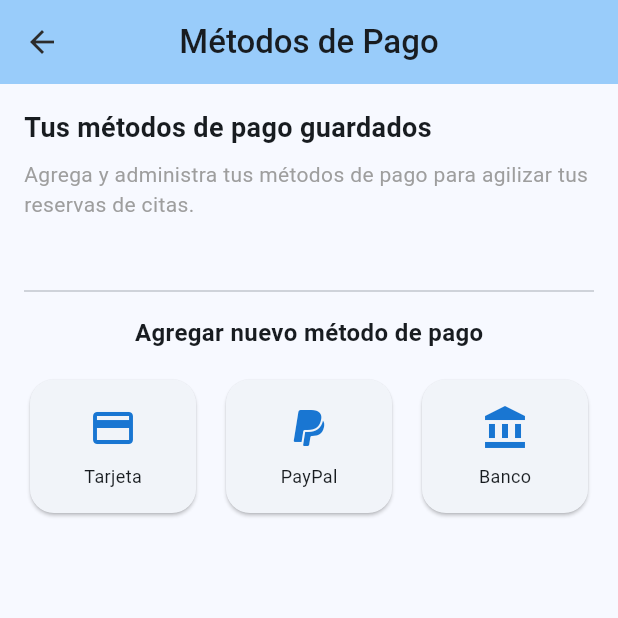
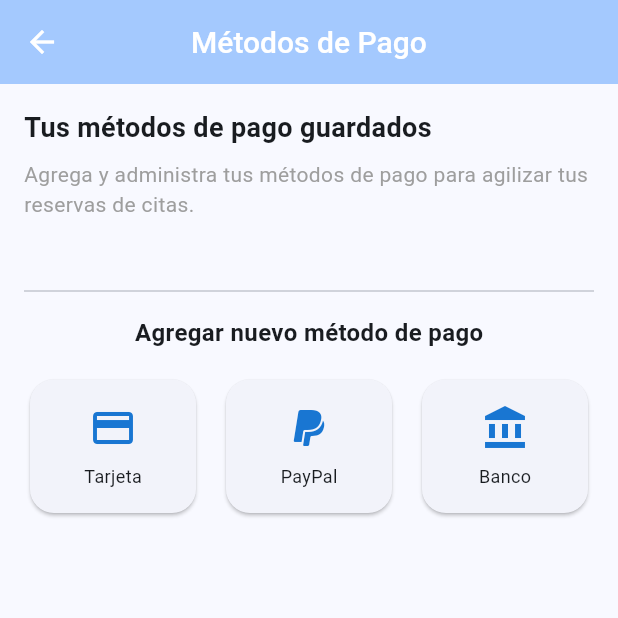
Before and after one commit to Ro-72/Lunglyv1, a Flutter app: the screen it shows once a user with an empty profile is signed in, in the side drawer, after a tap on "Métodos de Pago", on a phone screen of 412 x 824 dp, the top half of it. Run offline on Flutter 3.47's test engine with Material 3 defaults, Android fonts, the phone set to English and light mode, and no system bars; our stand-ins replace cloud_firestore, firebase_auth, firebase_core, shared_preferences; accounts and stored records are empty.

Commit message:
cambio de color

```diff
--- a/lib/main.dart
+++ b/lib/main.dart
@@ -18,8 +18,8 @@ class MyApp extends StatelessWidget {
       title: 'Lungly App',
       theme: ThemeData(
         colorScheme: ColorScheme.fromSeed(
-          seedColor: const Color(0xFF64B5F6), // Azul suave
-          primary: const Color(0xFF64B5F6),
+          seedColor: const Color(0xFF4990E2), // Azul suave
+          primary: const Color(0xFF4990E2),
           secondary: const Color(0xFF81C784), // Verde suave
           tertiary: const Color(0xFFFFB74D), // Naranja suave
           background: const Color(0xFFF5F5F5), // Gris muy claro
@@ -32,10 +32,15 @@ class MyApp extends StatelessWidget {
           ),
         ),
         appBarTheme: const AppBarTheme(
-          backgroundColor: Colors.white,
+          backgroundColor: Color(0xFF4990E2),
           elevation: 0,
           centerTitle: true,
-          iconTheme: IconThemeData(color: Color(0xFF2C2C2C)),
+          iconTheme: IconThemeData(color: Colors.white),
+          titleTextStyle: TextStyle(
+            color: Colors.white,
+            fontSize: 20,
+            fontWeight: FontWeight.w500,
+          ),
         ),
         textTheme: TextTheme(
           headlineMedium: TextTheme.of(context).headlineMedium?.copyWith(
--- a/lib/main_navigation.dart
+++ b/lib/main_navigation.dart
@@ -44,8 +44,9 @@ class _MainNavigationState extends State<MainNavigation> {
       },
       child: Scaffold(
         appBar: AppBar(
-          title: const Text('Lungly App'),
-          backgroundColor: Theme.of(context).colorScheme.inversePrimary,
+          title: const Text('Lungly App', style: TextStyle(color: Colors.white)),
+          backgroundColor: Theme.of(context).colorScheme.primary,
+          iconTheme: const IconThemeData(color: Colors.white),
         ),
         drawer: _buildDrawer(context),
         body: _pages[_currentIndex],
```
